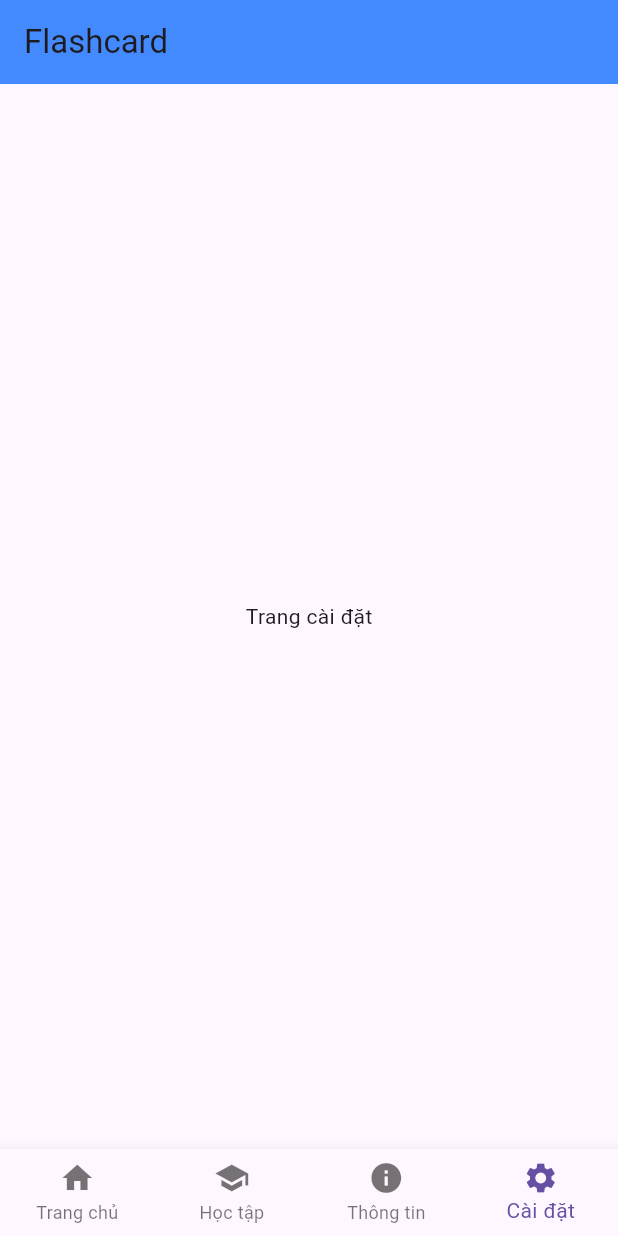
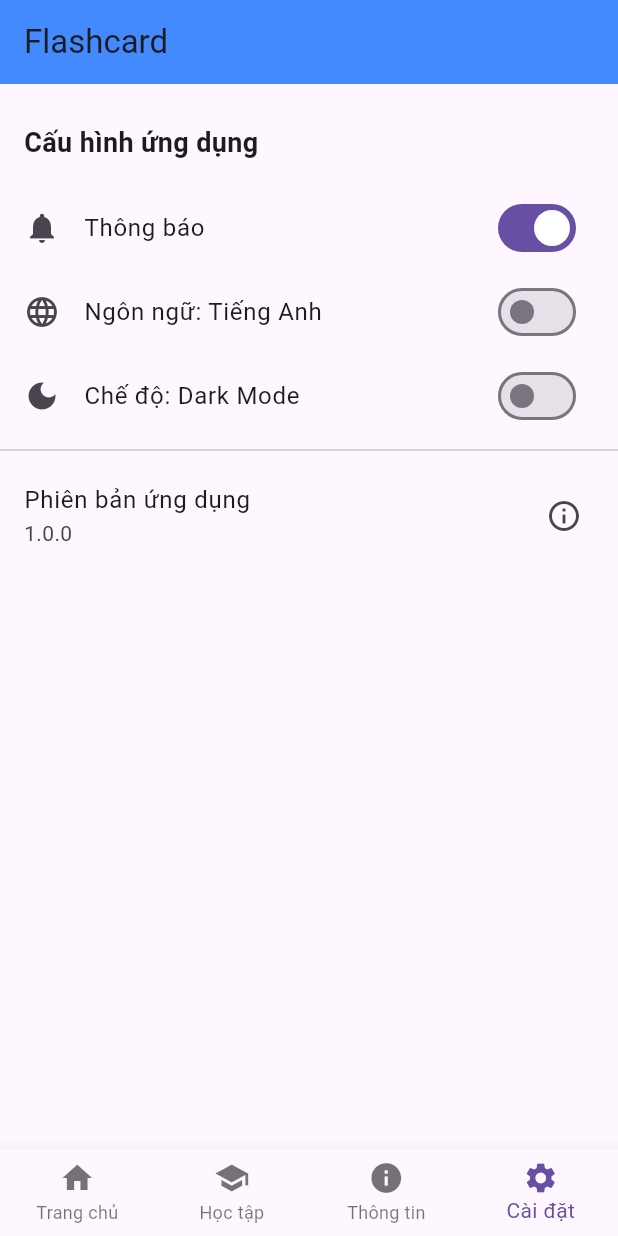
Before and after one commit to hahiep205/2025_2_LTTBDD_N02_Nhom_11, a Flutter app: the screen it shows after launch, item 4 of the bottom bar chosen, on a phone screen of 412 x 824 dp. Run offline on Flutter 3.47's test engine with Material 3 defaults, Android fonts, the phone set to English and light mode, and no system bars.

Commit message:
Update trang setting

```diff
--- a/lib/main.dart
+++ b/lib/main.dart
@@ -15,6 +15,9 @@ class Home extends StatefulWidget {
 
 class _HomeState extends State<Home> {
   var stt = 0;
+  bool thongbao = true;
+  bool tienganh = false;
+  bool darkmode = false;
 
   @override
   Widget build(BuildContext context) {
@@ -64,7 +67,64 @@ class _HomeState extends State<Home> {
             ),
           ),
 
-          const Center(child: Text('Trang cài đặt')),
+          // TRANG CÀI ĐẶT
+          Padding(
+            padding: const EdgeInsets.symmetric(vertical: 10),
+            child: ListView(
+              children: [
+                const Padding(
+                  padding: EdgeInsets.all(16.0),
+                  child: Text(
+                    'Cấu hình ứng dụng',
+                    style: TextStyle(
+                      fontSize: 18,
+                      fontWeight: FontWeight.bold,
+                    ),
+                  ),
+                ),
+
+                SwitchListTile(
+                  title: const Text('Thông báo'),
+                  secondary: const Icon(Icons.notifications),
+                  value: thongbao,
+                  onChanged: (bool value) {
+                    setState(() {
+                      thongbao = value;
+                    });
+                  },
+                ),
+
+                SwitchListTile(
+                  title: const Text('Ngôn ngữ: Tiếng Anh'),
+                  secondary: const Icon(Icons.language),
+                  value: tienganh,
+                  onChanged: (bool value) {
+                    setState(() {
+                      tienganh = value;
+                    });
+                  },
+                ),
+
+                SwitchListTile(
+                  title: const Text('Chế độ: Dark Mode'),
+                  secondary: const Icon(Icons.dark_mode),
+                  value: darkmode,
+                  onChanged: (bool value) {
+                    setState(() {
+                      darkmode = value;
+                    });
+                  },
+                ),
+
+                const Divider(),
+                const ListTile(
+                  title: Text('Phiên bản ứng dụng'),
+                  subtitle: Text('1.0.0'),
+                  trailing: Icon(Icons.info_outline),
+                ),
+              ],
+            ),
+          ),
         ],
       ),
       bottomNavigationBar: BottomNavigationBar(
```
